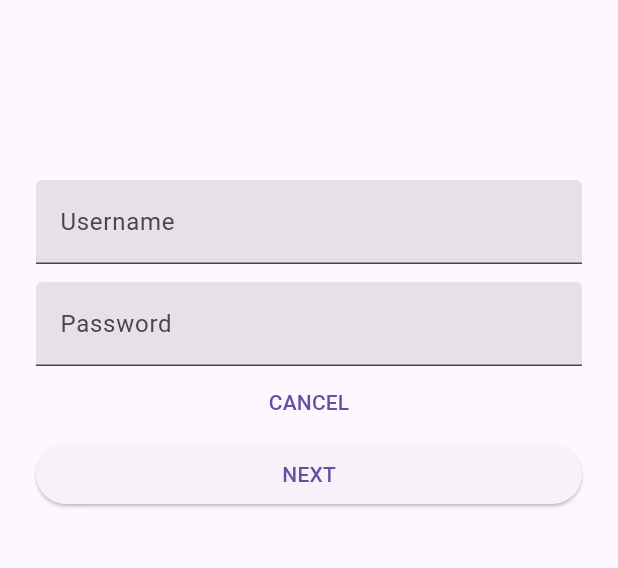
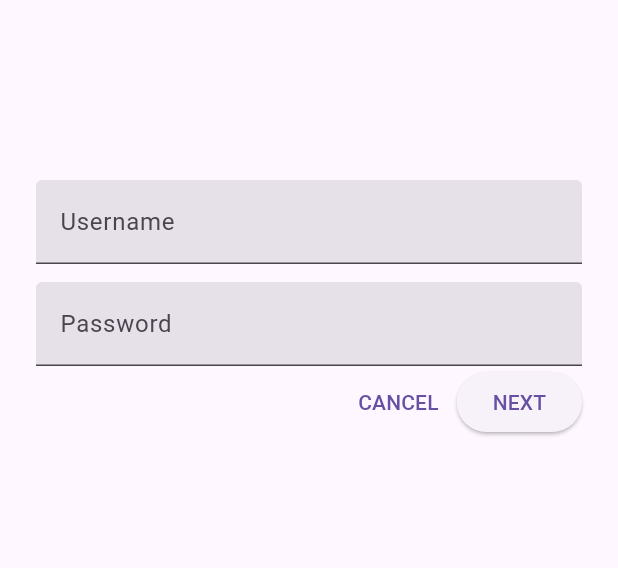
Before and after one commit to DenUP/SHRINE, a Flutter app: the screen it shows after launch, after a tap on "CANCEL", on a phone screen of 412 x 824 dp, the part 225-793 px from its top. Run offline on Flutter 3.47's test engine with Material 3 defaults, Android fonts, the phone set to English and light mode, and no system bars.

Commit message:
add: Navigation

```diff
--- a/lib/login.dart
+++ b/lib/login.dart
@@ -41,6 +41,7 @@ class _LoginPageState extends State<LoginPage> {
             const SizedBox(height: 120.0),
             // TODO: Remove filled: true values (103)
             // TODO: Add TextField widgets (101)
+            // TODO: Add button bar (101)
             TextField(
               decoration:
                   const InputDecoration(filled: true, labelText: 'Username'),
@@ -54,12 +55,19 @@ class _LoginPageState extends State<LoginPage> {
               obscureText: true,
             ),
             // TODO: Add button bar (101)
-            TextButton(
-                onPressed: () {
-                  print('CANCEL');
-                },
-                child: Text('CANCEL')),
-            ElevatedButton(onPressed: (() {}), child: Text('NEXT'))
+            OverflowBar(
+              alignment: MainAxisAlignment.end,
+              // TODO: Add a beveled rectangular border to CANCEL (103)
+              children: <Widget>[
+                // TODO: Add buttons (101)
+                TextButton(onPressed: () {}, child: Text('CANCEL')),
+                ElevatedButton(
+                    onPressed: (() {
+                      Navigator.of(context).pushNamed('/');
+                    }),
+                    child: Text('NEXT'))
+              ],
+            ),
           ],
         ),
       ),
```
